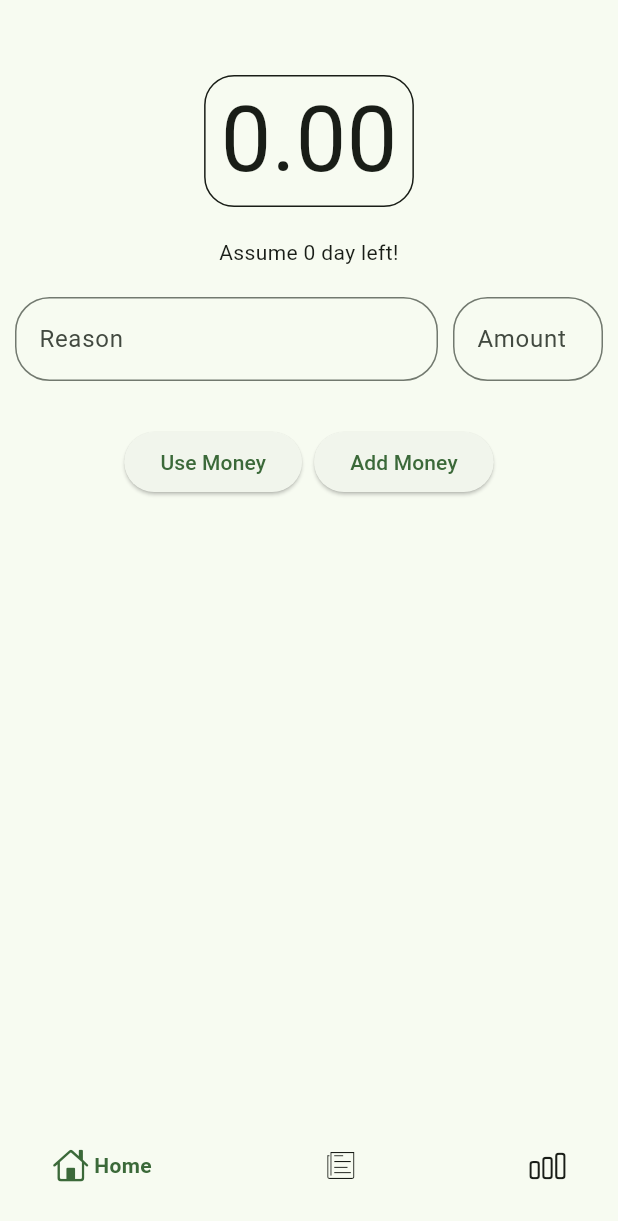
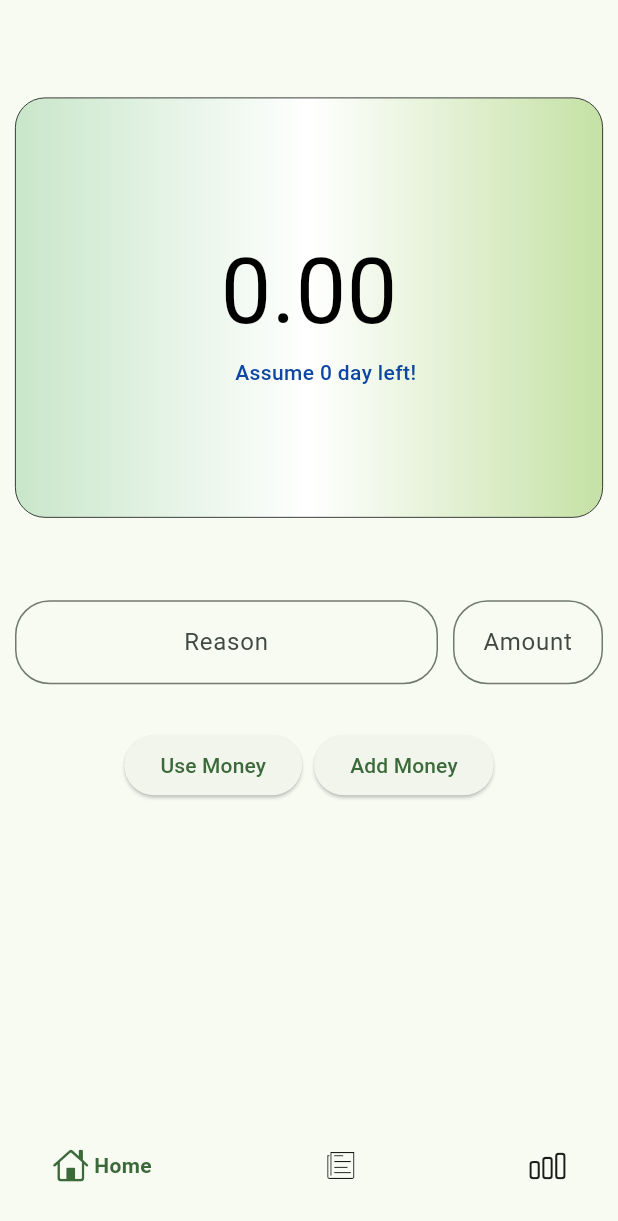
Before and after one commit to mozaddedalfeshani/smartwallet, a Flutter app: the HomePage screen opened directly, on a phone screen of 412 x 824 dp. Shown: the top 1221 px of the screen. Run offline on Flutter 3.47's test engine with Material 2 defaults, Android fonts, the phone set to English and light mode, and no system bars; drawn by our look-alikes of google_nav_bar; our stand-ins replace file_picker, google_fonts, hive_flutter, permission_handler, shared_preferences; accounts and stored records are empty.

Commit message:
designing

```diff
--- a/lib/main.dart
+++ b/lib/main.dart
@@ -14,5 +14,6 @@ void main() async {
   await SettingsController.instance.loadSettings();
   await WalletDb.instance.init("wallet");
   await BalanceController.instance.loadBalance();
+  SystemChrome.setSystemUIOverlayStyle(SystemUiOverlayStyle.light);
   runApp(const MyApp());
 }
--- a/lib/pages/homepage.dart
+++ b/lib/pages/homepage.dart
@@ -2,7 +2,7 @@ import 'package:flutter/cupertino.dart';
 import 'package:flutter/material.dart';
 import 'package:flutter/services.dart';
 import 'package:google_nav_bar/google_nav_bar.dart';
-import 'package:shared_preferences/shared_preferences.dart';
+//import 'package:shared_preferences/shared_preferences.dart';
 import 'package:smartwallet/database/database.dart';
 import 'package:smartwallet/pages/balance_controller.dart';
 import 'package:smartwallet/pages/history.dart';
@@ -49,19 +49,31 @@ class _HomePageState extends State<HomePage> {
                       ),
                       Center(
                         child: Container(
-                          //width: 280,
+                          height: MediaQuery.of(context).size.height * .34,
+                          width: MediaQuery.of(context).size.width,
+                          margin: const EdgeInsets.symmetric(
+                              horizontal: 10, vertical: 15),
                           decoration: BoxDecoration(
-                            border: Border.all(
-                              color: Theme.of(context).colorScheme.onSurface,
+                            borderRadius: const BorderRadius.only(
+                              topLeft: Radius.circular(20),
+                              bottomRight: Radius.circular(20),
+                              bottomLeft: Radius.circular(20),
+                              topRight: Radius.circular(20),
                             ),
-                            borderRadius: BorderRadius.circular(20),
+                            border: Border.all(width: .5, color: Colors.black),
+                            gradient: LinearGradient(
+                              begin: Alignment.topLeft,
+                              end: Alignment.topRight,
+                              colors: [
+                                Colors.green.shade100,
+                                Colors.white,
+                                Colors.lightGreen.shade200,
+                              ],
                             ),
-                          child: Padding(
-                            padding: const EdgeInsets.symmetric(horizontal: 10),
-                            child: Row(
-                              mainAxisSize: MainAxisSize.min,
+                          ),
+                          child: Column(
+                            mainAxisAlignment: MainAxisAlignment.center,
                             children: [
-                                //balance show
                               StreamBuilder(
                                   stream: WalletDb.instance.snapshot(),
                                   builder: (context, snapshot) {
@@ -69,46 +81,93 @@ class _HomePageState extends State<HomePage> {
                                       child: Text(
                                         doubleFormatter(
                                             WalletDb.instance.totalAmount()),
-                                          style: const TextStyle(fontSize: 60),
+                                        style: const TextStyle(
+                                            fontSize: 60, color: Colors.black),
                                       ),
                                     );
                                   }),
-                                // const SizedBox(
-                                //   width: 30,
-                                // ),
-                                // //emoji
-                                // Container(
-                                //   height: 50,
-                                //   decoration: BoxDecoration(
-                                //     //color: Colors.white,
-                                //     borderRadius: BorderRadius.circular(25),
-                                //   ),
-                                //   child: AnimatedBuilder(
-                                //       //stream: null,
-                                //       animation: BalanceController.instance,
-                                //       builder: (context, snapshot) {
-                                //         return Image.asset(
-                                //           emojiResponse(),
-                                //         );
-                                //       }),
-                                // ),
+
+                              StreamBuilder(
+                                stream: WalletDb.instance.snapshot(),
+                                builder: (context, snapshot) {
+                                  return Text(
+                                    "\t \t\t\t Assume ${BalanceController.instance.dayLeft()} day left!",
+                                    textAlign: TextAlign.center,
+                                    style: TextStyle(
+                                        color: Colors.blue.shade900,
+                                        fontWeight: FontWeight.w500),
+                                  );
+                                },
+                              ),
+                              // Text("Hello"),
                             ],
                           ),
                         ),
                       ),
-                      ),
+                      // Center(
+                      //   child: Container(
+                      //     //width: 280,
+                      //     decoration: BoxDecoration(
+                      //       border: Border.all(
+                      //         color: Theme.of(context).colorScheme.onSurface,
+                      //       ),
+                      //       borderRadius: BorderRadius.circular(20),
+                      //     ),
+                      //     child: const Padding(
+                      //       padding: const EdgeInsets.symmetric(horizontal: 80),
+                      //       child: Row(
+                      //         mainAxisSize: MainAxisSize.min,
+                      //         children: [
+                      //           //balance show
+                      //           //container for design more by Murad
+
+                      //           // StreamBuilder(
+                      //           //     stream: WalletDb.instance.snapshot(),
+                      //           //     builder: (context, snapshot) {
+                      //           //       return Flexible(
+                      //           //         child: Text(
+                      //           //           doubleFormatter(
+                      //           //               WalletDb.instance.totalAmount()),
+                      //           //           style: const TextStyle(fontSize: 60),
+                      //           //         ),
+                      //           //       );
+                      //           //     }),
+                      //           // // const SizedBox(
+                      //           // //   width: 30,
+                      //           // // ),
+                      //           // //emoji
+                      //           // Container(
+                      //           //   height: 50,
+                      //           //   decoration: BoxDecoration(
+                      //           //     //color: Colors.white,
+                      //           //     borderRadius: BorderRadius.circular(25),
+                      //           //   ),
+                      //           //   child: AnimatedBuilder(
+                      //           //       //stream: null,
+                      //           //       animation: BalanceController.instance,
+                      //           //       builder: (context, snapshot) {
+                      //           //         return Image.asset(
+                      //           //           emojiResponse(),
+                      //           //         );
+                      //           //       }),
+                      //           // ),
+                      //         ],
+                      //       ),
+                      //     ),
+                      //   ),
+                      // ),
                       const SizedBox(
                         height: 20,
                       ),
-                      StreamBuilder(
-                        stream: WalletDb.instance.snapshot(),
-                        builder: (context, snapshot) {
-                          return Text(
-                            "Assume ${BalanceController.instance.dayLeft()} day left!",
-                            textAlign: TextAlign.center,
-                          );
-                        },
-                      ),
+                      // StreamBuilder(
+                      //   stream: WalletDb.instance.snapshot(),
+                      //   builder: (context, snapshot) {
+                      //     return Text(
+                      //       "Assume ${BalanceController.instance.dayLeft()} day left!",
+                      //       textAlign: TextAlign.center,
+                      //     );
+                      //   },
+                      // ),
                       const SizedBox(
                         height: 20,
                       ),
@@ -119,6 +178,7 @@ class _HomePageState extends State<HomePage> {
                             Expanded(
                               child: TextFormField(
                                 controller: reason,
+                                textAlign: TextAlign.center,
                                 decoration: InputDecoration(
                                   border: OutlineInputBorder(
                                     borderRadius: BorderRadius.circular(23),
@@ -137,6 +197,7 @@ class _HomePageState extends State<HomePage> {
                                       RegExp(r"^[0-9]*$"),
                                       allow: true)
                                 ],
+                                textAlign: TextAlign.center,
                                 decoration: InputDecoration(
                                   border: OutlineInputBorder(
                                     borderRadius: BorderRadius.circular(23),
@@ -278,7 +339,7 @@ class _HomePageState extends State<HomePage> {
         //   icon: const Icon(CupertinoIcons.arrow_2_circlepath),
         //   label: const Text("Reset"),
         // ),
-        Text(""),
+        const Text(""),
         // FloatingActionButton.extended(
         //   onPressed: () {},
         //   icon: const Icon(Icons.contact_support_outlined),
```
Lines whose indentation alone changed are shown as unchanged.
